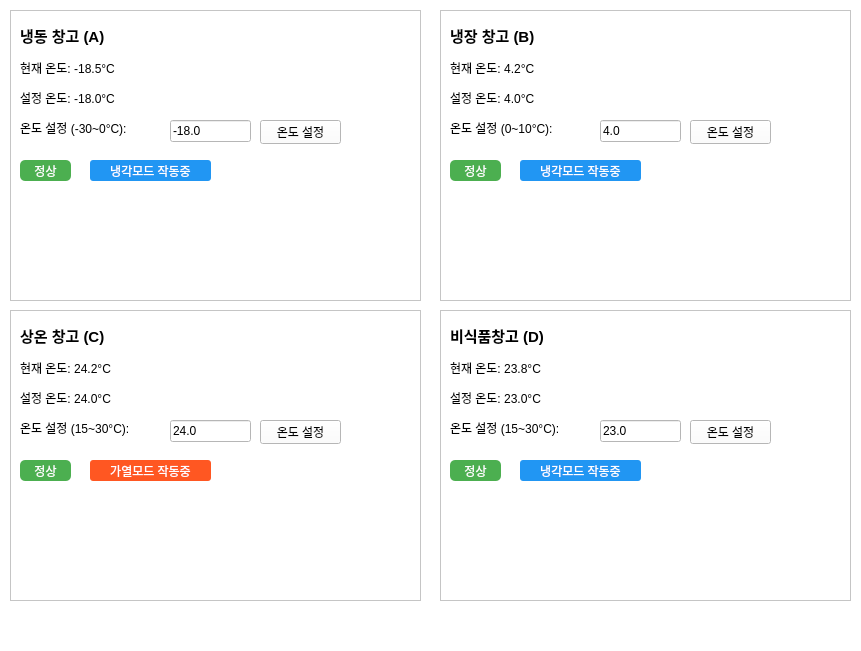
jongbob1918/IoT_Project_RAIL, file gui/ui/widgets/environment.ui: the form before one commit.
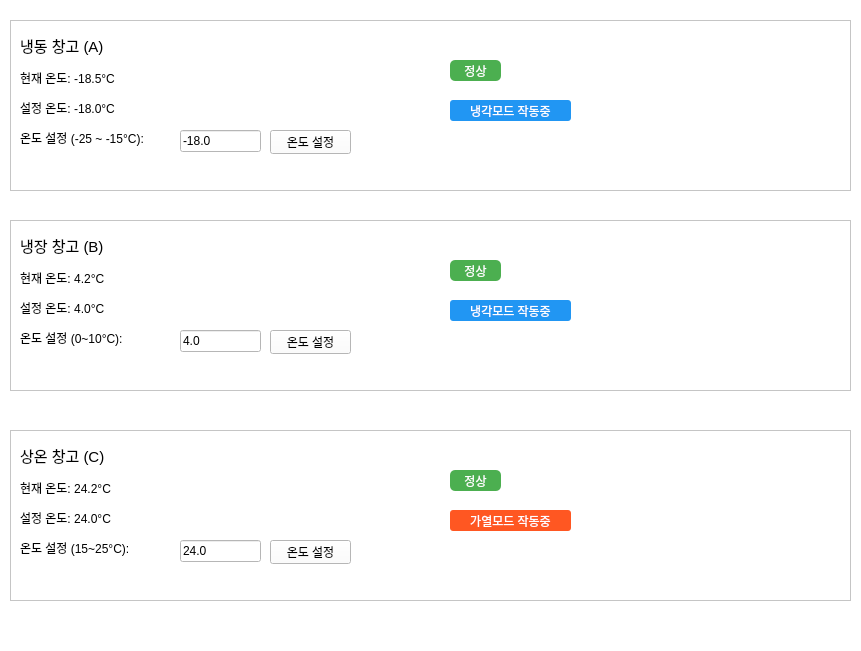
The form after the commit.

Diff of the .ui file:
```diff
--- a/gui/ui/widgets/environment.ui
+++ b/gui/ui/widgets/environment.ui
@@ -20,9 +20,9 @@
    <property name="geometry">
     <rect>
      <x>10</x>
-     <y>10</y>
-     <width>411</width>
-     <height>291</height>
+     <y>20</y>
+     <width>841</width>
+     <height>171</height>
     </rect>
    </property>
    <property name="frameShape">
@@ -43,7 +43,8 @@
     <property name="font">
      <font>
       <pointsize>11</pointsize>
-      <bold>true</bold>
+      <weight>50</weight>
+      <bold>false</bold>
      </font>
     </property>
     <property name="text">
@@ -81,18 +82,18 @@
      <rect>
       <x>10</x>
       <y>110</y>
-      <width>141</width>
+      <width>151</width>
       <height>16</height>
      </rect>
     </property>
     <property name="text">
-     <string>온도 설정 (-30~0°C):</string>
+     <string>온도 설정 (-25 ~ -15°C):</string>
     </property>
    </widget>
    <widget class="QLineEdit" name="input_temp_A">
     <property name="geometry">
      <rect>
-      <x>160</x>
+      <x>170</x>
       <y>110</y>
       <width>81</width>
       <height>22</height>
@@ -105,7 +106,7 @@
    <widget class="QPushButton" name="btn_set_temp_A">
     <property name="geometry">
      <rect>
-      <x>250</x>
+      <x>260</x>
       <y>110</y>
       <width>81</width>
       <height>24</height>
@@ -118,8 +119,8 @@
    <widget class="QLabel" name="label_status_A">
     <property name="geometry">
      <rect>
-      <x>10</x>
-      <y>150</y>
+      <x>440</x>
+      <y>40</y>
       <width>51</width>
       <height>21</height>
      </rect>
@@ -137,8 +138,8 @@
    <widget class="QLabel" name="label_mode_A">
     <property name="geometry">
      <rect>
-      <x>80</x>
-      <y>150</y>
+      <x>440</x>
+      <y>80</y>
       <width>121</width>
       <height>21</height>
      </rect>
@@ -157,10 +158,10 @@
   <widget class="QFrame" name="frame_B">
    <property name="geometry">
     <rect>
-     <x>440</x>
-     <y>10</y>
-     <width>411</width>
-     <height>291</height>
+     <x>10</x>
+     <y>220</y>
+     <width>841</width>
+     <height>171</height>
     </rect>
    </property>
    <property name="frameShape">
@@ -181,7 +182,8 @@
     <property name="font">
      <font>
       <pointsize>11</pointsize>
-      <bold>true</bold>
+      <weight>50</weight>
+      <bold>false</bold>
      </font>
     </property>
     <property name="text">
@@ -230,7 +232,7 @@
    <widget class="QLineEdit" name="input_temp_B">
     <property name="geometry">
      <rect>
-      <x>160</x>
+      <x>170</x>
       <y>110</y>
       <width>81</width>
       <height>22</height>
@@ -243,7 +245,7 @@
    <widget class="QPushButton" name="btn_set_temp_B">
     <property name="geometry">
      <rect>
-      <x>250</x>
+      <x>260</x>
       <y>110</y>
       <width>81</width>
       <height>24</height>
@@ -256,8 +258,8 @@
    <widget class="QLabel" name="label_status_B">
     <property name="geometry">
      <rect>
-      <x>10</x>
-      <y>150</y>
+      <x>440</x>
+      <y>40</y>
       <width>51</width>
       <height>21</height>
      </rect>
@@ -275,8 +277,8 @@
    <widget class="QLabel" name="label_mode_B">
     <property name="geometry">
      <rect>
-      <x>80</x>
-      <y>150</y>
+      <x>440</x>
+      <y>80</y>
       <width>121</width>
       <height>21</height>
      </rect>
@@ -296,9 +298,9 @@
    <property name="geometry">
     <rect>
      <x>10</x>
-     <y>310</y>
-     <width>411</width>
-     <height>291</height>
+     <y>430</y>
+     <width>841</width>
+     <height>171</height>
     </rect>
    </property>
    <property name="frameShape">
@@ -319,7 +321,8 @@
     <property name="font">
      <font>
       <pointsize>11</pointsize>
-      <bold>true</bold>
+      <weight>50</weight>
+      <bold>false</bold>
      </font>
     </property>
     <property name="text">
@@ -362,13 +365,13 @@
      </rect>
     </property>
     <property name="text">
-     <string>온도 설정 (15~30°C):</string>
+     <string>온도 설정 (15~25°C):</string>
     </property>
    </widget>
    <widget class="QLineEdit" name="input_temp_C">
     <property name="geometry">
      <rect>
-      <x>160</x>
+      <x>170</x>
       <y>110</y>
       <width>81</width>
       <height>22</height>
@@ -381,7 +384,7 @@
    <widget class="QPushButton" name="btn_set_temp_C">
     <property name="geometry">
      <rect>
-      <x>250</x>
+      <x>260</x>
       <y>110</y>
       <width>81</width>
       <height>24</height>
@@ -394,8 +397,8 @@
    <widget class="QLabel" name="label_status_C">
     <property name="geometry">
      <rect>
-      <x>10</x>
-      <y>150</y>
+      <x>440</x>
+      <y>40</y>
       <width>51</width>
       <height>21</height>
      </rect>
@@ -413,8 +416,8 @@
    <widget class="QLabel" name="label_mode_C">
     <property name="geometry">
      <rect>
-      <x>80</x>
-      <y>150</y>
+      <x>440</x>
+      <y>80</y>
       <width>121</width>
       <height>21</height>
      </rect>
@@ -430,144 +433,6 @@
     </property>
    </widget>
   </widget>
-  <widget class="QFrame" name="frame_D">
-   <property name="geometry">
-    <rect>
-     <x>440</x>
-     <y>310</y>
-     <width>411</width>
-     <height>291</height>
-    </rect>
-   </property>
-   <property name="frameShape">
-    <enum>QFrame::StyledPanel</enum>
-   </property>
-   <property name="frameShadow">
-    <enum>QFrame::Raised</enum>
-   </property>
-   <widget class="QLabel" name="label_title_D">
-    <property name="geometry">
-     <rect>
-      <x>10</x>
-      <y>10</y>
-      <width>391</width>
-      <height>31</height>
-     </rect>
-    </property>
-    <property name="font">
-     <font>
-      <pointsize>11</pointsize>
-      <bold>true</bold>
-     </font>
-    </property>
-    <property name="text">
-     <string>비식품창고 (D)</string>
-    </property>
-   </widget>
-   <widget class="QLabel" name="label_current_temp_D">
-    <property name="geometry">
-     <rect>
-      <x>10</x>
-      <y>50</y>
-      <width>151</width>
-      <height>16</height>
-     </rect>
-    </property>
-    <property name="text">
-     <string>현재 온도: 23.8°C</string>
-    </property>
-   </widget>
-   <widget class="QLabel" name="label_target_temp_D">
-    <property name="geometry">
-     <rect>
-      <x>10</x>
-      <y>80</y>
-      <width>171</width>
-      <height>16</height>
-     </rect>
-    </property>
-    <property name="text">
-     <string>설정 온도: 23.0°C</string>
-    </property>
-   </widget>
-   <widget class="QLabel" name="label_24">
-    <property name="geometry">
-     <rect>
-      <x>10</x>
-      <y>110</y>
-      <width>141</width>
-      <height>16</height>
-     </rect>
-    </property>
-    <property name="text">
-     <string>온도 설정 (15~30°C):</string>
-    </property>
-   </widget>
-   <widget class="QLineEdit" name="input_temp_D">
-    <property name="geometry">
-     <rect>
-      <x>160</x>
-      <y>110</y>
-      <width>81</width>
-      <height>22</height>
-     </rect>
-    </property>
-    <property name="text">
-     <string>23.0</string>
-    </property>
-   </widget>
-   <widget class="QPushButton" name="btn_set_temp_D">
-    <property name="geometry">
-     <rect>
-      <x>250</x>
-      <y>110</y>
-      <width>81</width>
-      <height>24</height>
-     </rect>
-    </property>
-    <property name="text">
-     <string>온도 설정</string>
-    </property>
-   </widget>
-   <widget class="QLabel" name="label_status_D">
-    <property name="geometry">
-     <rect>
-      <x>10</x>
-      <y>150</y>
-      <width>51</width>
-      <height>21</height>
-     </rect>
-    </property>
-    <property name="styleSheet">
-     <string notr="true">background-color: #4CAF50; color: white; border-radius: 5px; padding: 2px;</string>
-    </property>
-    <property name="text">
-     <string>정상</string>
-    </property>
-    <property name="alignment">
-     <set>Qt::AlignCenter</set>
-    </property>
-   </widget>
-   <widget class="QLabel" name="label_mode_D">
-    <property name="geometry">
-     <rect>
-      <x>80</x>
-      <y>150</y>
-      <width>121</width>
-      <height>21</height>
-     </rect>
-    </property>
-    <property name="styleSheet">
-     <string notr="true">background-color: #2196F3; color: white; padding: 3px; border-radius: 3px;</string>
-    </property>
-    <property name="text">
-     <string>냉각모드 작동중</string>
-    </property>
-    <property name="alignment">
-     <set>Qt::AlignCenter</set>
-    </property>
-   </widget>
-  </widget>
  </widget>
  <resources/>
  <connections/>
```
